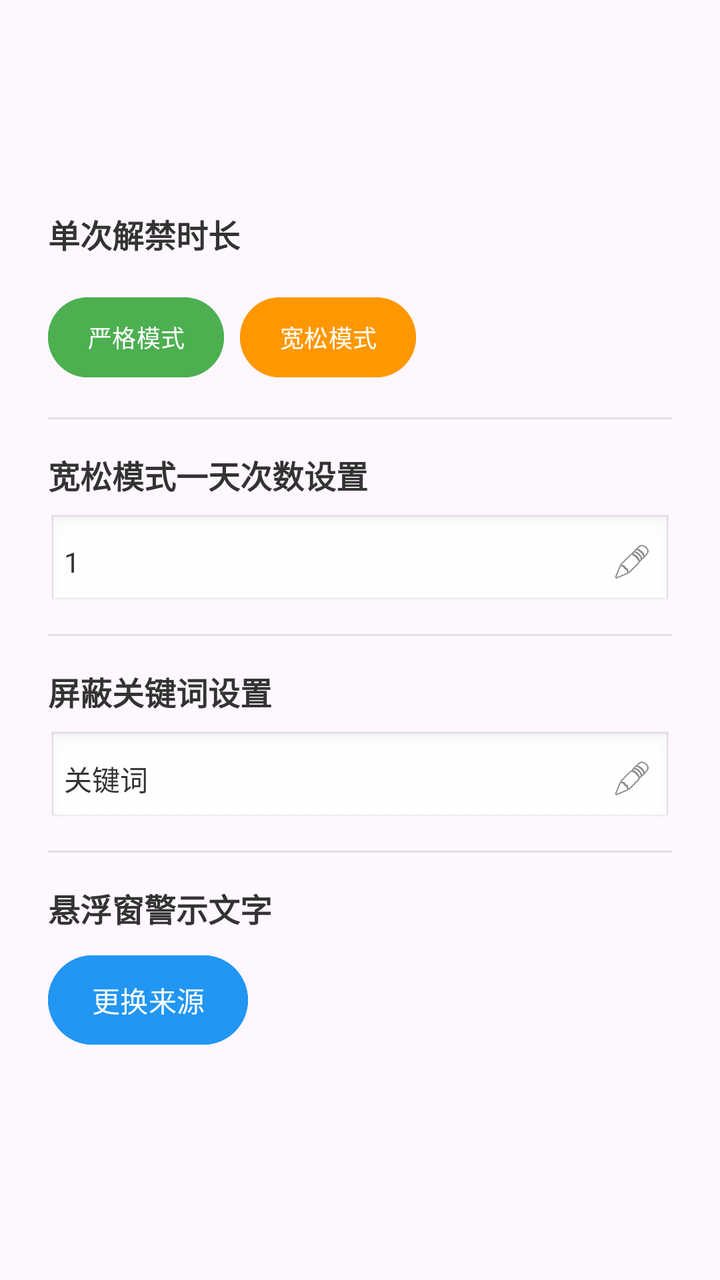
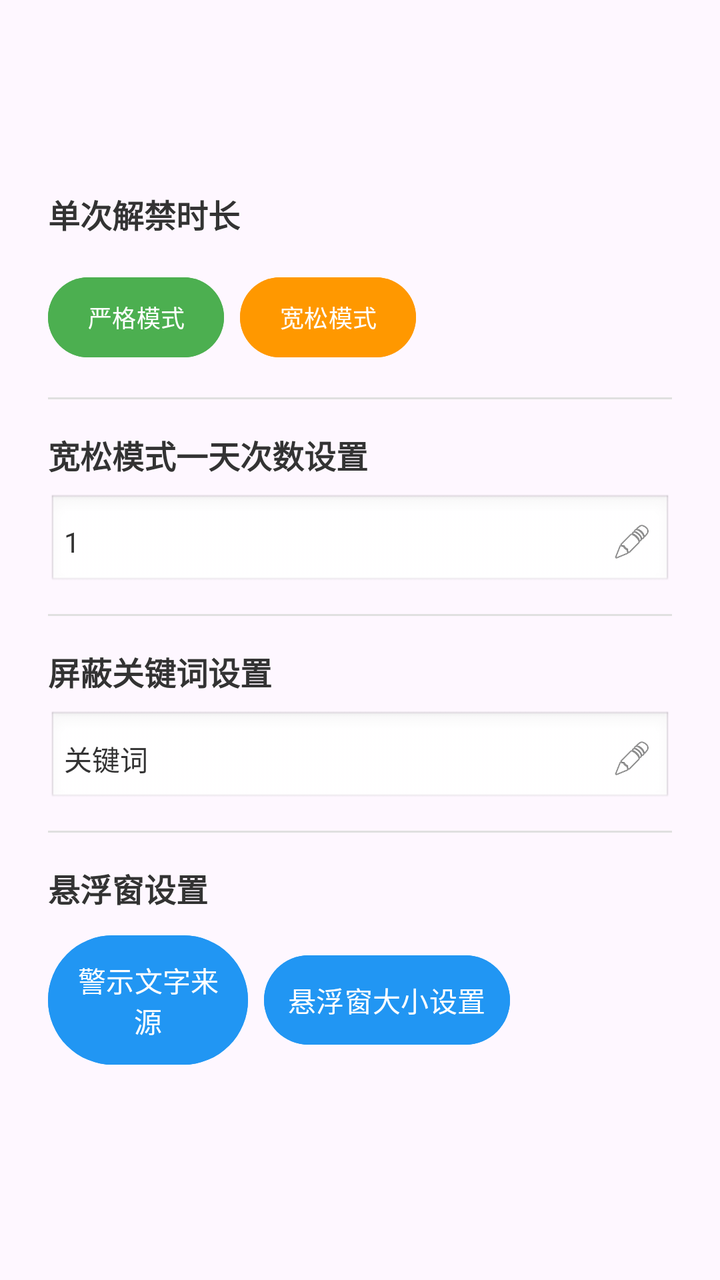

Screens rendered from an Android XML layout before and after an edit, with the pre-edit source and the edit as a unified diff.
<!-- AndroidManifest.xml: application theme Theme.Basic -->
<!-- res/layout/dialog_time_setting.xml -->
<?xml version="1.0" encoding="utf-8"?>
<LinearLayout xmlns:android="http://schemas.android.com/apk/res/android"
    android:layout_width="match_parent"
    android:layout_height="wrap_content"
    android:orientation="vertical"
    android:padding="24dp"
    android:gravity="center">

    <TextView
        android:layout_width="wrap_content"
        android:layout_height="wrap_content"
        android:layout_marginBottom="16dp"
        android:layout_gravity="start"
        android:rotationX="0"
        android:text="单次解禁时长"
        android:textColor="#333333"
        android:textStyle="bold"
        android:textSize="16sp" />

    <LinearLayout
        android:layout_width="match_parent"
        android:layout_height="wrap_content"
        android:orientation="horizontal"
        android:layout_marginBottom="16dp">

        <Button
            android:id="@+id/btn_strict_mode"
            android:layout_width="wrap_content"
            android:layout_height="wrap_content"
            android:layout_weight="0"
            android:text="严格模式"
            android:textSize="12sp"
            android:padding="8dp"
            android:backgroundTint="#4CAF50"
            android:textColor="#FFFFFF"
            android:layout_marginEnd="4dp" />

        <Button
            android:id="@+id/btn_relaxed_mode"
            android:layout_width="wrap_content"
            android:layout_height="wrap_content"
            android:layout_weight="0"
            android:text="宽松模式"
            android:textSize="12sp"
            android:padding="8dp"
            android:backgroundTint="#FF9800"
            android:textColor="#FFFFFF"
            android:layout_marginStart="4dp" />

    </LinearLayout>

    
    <View
        android:layout_width="match_parent"
        android:layout_height="1dp"
        android:background="#E0E0E0"
        android:layout_marginBottom="16dp" />

    
    <TextView
        android:layout_width="wrap_content"
        android:layout_height="wrap_content"
        android:layout_gravity="start"
        android:text="宽松模式一天次数设置"
        android:textSize="16sp"
        android:textColor="#333333"
        android:textStyle="bold"
        android:layout_marginBottom="8dp" />

    
    <LinearLayout
        android:layout_width="match_parent"
        android:layout_height="wrap_content"
        android:orientation="horizontal"
        android:gravity="center_vertical"
        android:layout_marginBottom="12dp">

                 
         <LinearLayout
             android:id="@+id/layout_relaxed_count_display"
             android:layout_width="match_parent"
             android:layout_height="wrap_content"
             android:layout_gravity="start"
             android:orientation="horizontal"
             android:gravity="center_vertical"
             android:padding="8dp"
             android:background="@android:drawable/edit_text">

             <TextView
                 android:id="@+id/tv_relaxed_count_display"
                 android:layout_width="0dp"
                 android:layout_height="wrap_content"
                 android:layout_weight="1"
                 android:layout_marginEnd="8dp"
                 android:text="1"
                 android:textSize="14sp"
                 android:textColor="#333333" />

             <ImageView
                 android:id="@+id/iv_edit_relaxed_count"
                 android:layout_width="24dp"
                 android:layout_height="24dp"
                 android:src="@android:drawable/ic_menu_edit"
                 android:background="?android:attr/selectableItemBackgroundBorderless"
                 android:padding="2dp"
                 android:contentDescription="编辑" />

         </LinearLayout>

        
        <LinearLayout
            android:id="@+id/layout_relaxed_count_edit"
            android:layout_width="0dp"
            android:layout_height="wrap_content"
            android:layout_weight="1"
            android:orientation="horizontal"
            android:gravity="center_vertical"
            android:visibility="gone">

            <EditText
                android:id="@+id/et_relaxed_limit_count"
                android:layout_width="40dp"
                android:layout_height="wrap_content"
                android:layout_weight="0.6"
                android:hint="输入1~3的数字"
                android:inputType="number"
                android:maxLength="1"
                android:padding="8dp"
                android:textSize="16sp"
                android:background="@android:drawable/edit_text"
                android:layout_marginEnd="8dp" />

            <TextView
                android:id="@+id/iv_save_relaxed_count"
                android:layout_width="40dp"
                android:layout_height="24dp"
                android:text="✅"
                android:textSize="18sp"
                android:textColor="#4CAF50"
                android:gravity="center"
                android:background="?android:attr/selectableItemBackgroundBorderless"
                android:padding="2dp"
                android:contentDescription="保存" />

        </LinearLayout>

    </LinearLayout>

    
    <View
        android:layout_width="match_parent"
        android:layout_height="1dp"
        android:background="#E0E0E0"
        android:layout_marginBottom="16dp" />

    
    <TextView
        android:layout_width="wrap_content"
        android:layout_height="wrap_content"
        android:layout_gravity="start"
        android:text="屏蔽关键词设置"
        android:textSize="16sp"
        android:textColor="#333333"
        android:textStyle="bold"
        android:layout_marginBottom="8dp" />

    
    <LinearLayout
        android:layout_width="match_parent"
        android:layout_height="wrap_content"
        android:orientation="horizontal"
        android:gravity="center_vertical"
        android:layout_marginBottom="12dp">

                 
         <LinearLayout
             android:id="@+id/layout_target_word_display"
             android:layout_width="match_parent"
             android:layout_height="wrap_content"
             android:layout_gravity="start"
             android:orientation="horizontal"
             android:gravity="center_vertical"
             android:padding="8dp"
             android:background="@android:drawable/edit_text">

             <TextView
                 android:id="@+id/tv_target_word_display"
                 android:layout_width="0dp"
                 android:layout_height="wrap_content"
                 android:layout_weight="1"
                 android:layout_marginEnd="8dp"
                 android:text="关键词"
                 android:textSize="14sp"
                 android:textColor="#333333"
                 android:ellipsize="end"
                 android:maxLines="2" />

             <ImageView
                 android:id="@+id/iv_edit_target_word"
                 android:layout_width="24dp"
                 android:layout_height="24dp"
                 android:src="@android:drawable/ic_menu_edit"
                 android:background="?android:attr/selectableItemBackgroundBorderless"
                 android:padding="2dp"
                 android:contentDescription="编辑" />

         </LinearLayout>

        
        <LinearLayout
            android:id="@+id/layout_target_word_edit"
            android:layout_width="0dp"
            android:layout_height="wrap_content"
            android:layout_weight="1"
            android:orientation="horizontal"
            android:gravity="center_vertical"
            android:visibility="gone">

            <EditText
                android:id="@+id/et_target_word"
                android:layout_width="0dp"
                android:layout_height="wrap_content"
                android:layout_weight="1"
                android:hint="若多个关键词需空格分隔"
                android:inputType="text"
                android:maxLength="50"
                android:padding="8dp"
                android:textSize="16sp"
                android:background="@android:drawable/edit_text"
                android:layout_marginEnd="8dp" />

            <TextView
                android:id="@+id/iv_save_target_word"
                android:layout_width="40dp"
                android:layout_height="24dp"
                android:text="✅"
                android:textSize="18sp"
                android:textColor="#4CAF50"
                android:gravity="center"
                android:background="?android:attr/selectableItemBackgroundBorderless"
                android:padding="2dp"
                android:contentDescription="保存" />

        </LinearLayout>

    </LinearLayout>

    
    <View
        android:layout_width="match_parent"
        android:layout_height="1dp"
        android:background="#E0E0E0"
        android:layout_marginBottom="16dp" />

    
    <TextView
        android:layout_width="wrap_content"
        android:layout_height="wrap_content"
        android:layout_gravity="start"
        android:text="悬浮窗警示文字"
        android:textSize="16sp"
        android:textColor="#333333"
        android:textStyle="bold"
        android:layout_marginBottom="8dp" />

    <Button
        android:id="@+id/btn_change_floating_text_source"
        android:layout_width="100dp"
        android:layout_height="wrap_content"
        android:layout_gravity="start"
        android:text="更换来源"
        android:textSize="14sp"
        android:padding="12dp"
        android:backgroundTint="#2196F3"
        android:textColor="#FFFFFF"
        android:layout_marginBottom="8dp" />

</LinearLayout>
<!-- resources referenced by this layout -->
<resources>
  <style name="Theme.Basic" parent="Base.Theme.Basic" />
  <style name="Base.Theme.Basic" parent="Theme.Material3.DayNight.NoActionBar">
          
          
      </style>
</resources>

<!-- the commit's change to res/layout/dialog_time_setting.xml (unified diff, before → after) -->
@@ -257,22 +257,40 @@
         android:layout_width="wrap_content"
         android:layout_height="wrap_content"
         android:layout_gravity="start"
-        android:text="悬浮窗警示文字"
+        android:text="悬浮窗设置"
         android:textSize="16sp"
         android:textColor="#333333"
         android:textStyle="bold"
         android:layout_marginBottom="8dp" />
 
-    <Button
-        android:id="@+id/btn_change_floating_text_source"
-        android:layout_width="100dp"
-        android:layout_height="wrap_content"
-        android:layout_gravity="start"
-        android:text="更换来源"
-        android:textSize="14sp"
-        android:padding="12dp"
-        android:backgroundTint="#2196F3"
-        android:textColor="#FFFFFF"
-        android:layout_marginBottom="8dp" />
+    <LinearLayout
+        android:layout_width="match_parent"
+        android:layout_height="wrap_content"
+        android:layout_marginBottom="8dp"
+        android:gravity="center_vertical"
+        android:orientation="horizontal">
+
+        <Button
+            android:id="@+id/btn_change_floating_text_source"
+            android:layout_width="100dp"
+            android:layout_height="wrap_content"
+            android:text="警示文字来源"
+            android:textSize="14sp"
+            android:padding="12dp"
+            android:backgroundTint="#2196F3"
+            android:textColor="#FFFFFF" />
+
+        <Button
+            android:id="@+id/btn_floating_size_settings"
+            android:layout_width="wrap_content"
+            android:layout_height="wrap_content"
+            android:layout_marginStart="8dp"
+            android:text="悬浮窗大小设置"
+            android:textSize="14sp"
+            android:padding="12dp"
+            android:backgroundTint="#2196F3"
+            android:textColor="#FFFFFF" />
+
+    </LinearLayout>
 
 </LinearLayout>
